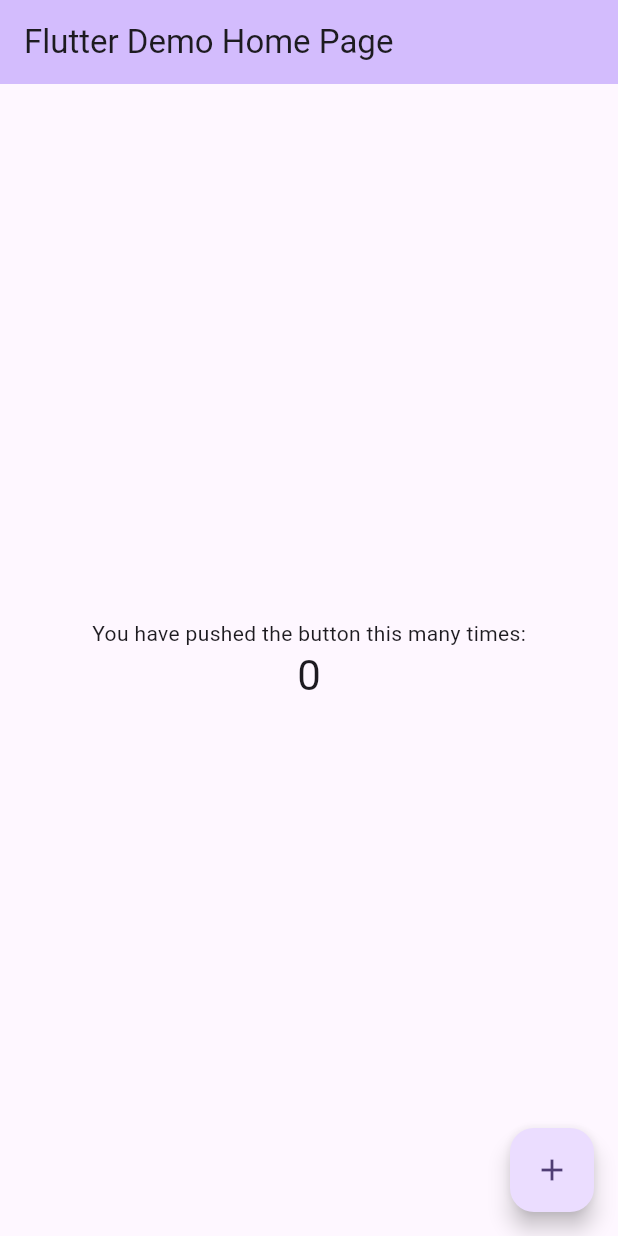
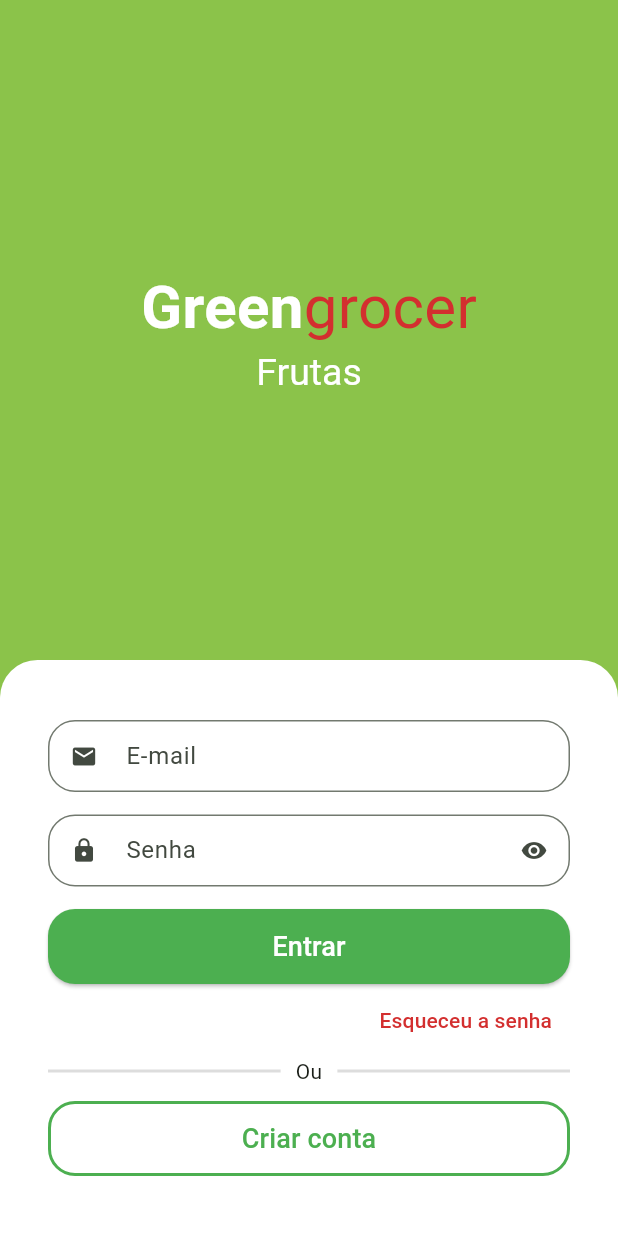
Before and after one commit to FelipeMonteiro013/App---Greengrocer, a Flutter app: the screen it shows after launch, on a phone screen of 412 x 824 dp. Run offline on Flutter 3.47's test engine with Material 3 defaults, Android fonts, the phone set to English and light mode, and no system bars; drawn by our look-alikes of animated_text_kit; missing offline and left inert: dart:ffi.

Commit message:
Flutter UI: Tela de login

```diff
--- a/lib/main.dart
+++ b/lib/main.dart
@@ -1,4 +1,5 @@
 import 'package:flutter/material.dart';
+import 'package:greengrocer/src/auth/sign_in_screen.dart';
 
 void main() {
   runApp(const MyApp());
@@ -13,113 +14,11 @@ class MyApp extends StatelessWidget {
     return MaterialApp(
       title: 'Flutter Demo',
       theme: ThemeData(
-        // This is the theme of your application.
-        //
-        // TRY THIS: Try running your application with "flutter run". You'll see
-        // the application has a purple toolbar. Then, without quitting the app,
-        // try changing the seedColor in the colorScheme below to Colors.green
-        // and then invoke "hot reload" (save your changes or press the "hot
-        // reload" button in a Flutter-supported IDE, or press "r" if you used
-        // the command line to start the app).
-        //
-        // Notice that the counter didn't reset back to zero; the application
-        // state is not lost during the reload. To reset the state, use hot
-        // restart instead.
-        //
-        // This works for code too, not just values: Most code changes can be
-        // tested with just a hot reload.
-        colorScheme: ColorScheme.fromSeed(seedColor: Colors.deepPurple),
+        colorScheme: ColorScheme.fromSeed(seedColor: Colors.green),
         useMaterial3: true,
       ),
-      home: const MyHomePage(title: 'Flutter Demo Home Page'),
+      debugShowCheckedModeBanner: false,
+      home: const SignInScreen(),
     );
   }
 }
-
-class MyHomePage extends StatefulWidget {
-  const MyHomePage({super.key, required this.title});
-
-  // This widget is the home page of your application. It is stateful, meaning
-  // that it has a State object (defined below) that contains fields that affect
-  // how it looks.
-
-  // This class is the configuration for the state. It holds the values (in this
-  // case the title) provided by the parent (in this case the App widget) and
-  // used by the build method of the State. Fields in a Widget subclass are
-  // always marked "final".
-
-  final String title;
-
-  @override
-  State<MyHomePage> createState() => _MyHomePageState();
-}
-
-class _MyHomePageState extends State<MyHomePage> {
-  int _counter = 0;
-
-  void _incrementCounter() {
-    setState(() {
-      // This call to setState tells the Flutter framework that something has
-      // changed in this State, which causes it to rerun the build method below
-      // so that the display can reflect the updated values. If we changed
-      // _counter without calling setState(), then the build method would not be
-      // called again, and so nothing would appear to happen.
-      _counter++;
-    });
-  }
-
-  @override
-  Widget build(BuildContext context) {
-    // This method is rerun every time setState is called, for instance as done
-    // by the _incrementCounter method above.
-    //
-    // The Flutter framework has been optimized to make rerunning build methods
-    // fast, so that you can just rebuild anything that needs updating rather
-    // than having to individually change instances of widgets.
-    return Scaffold(
-      appBar: AppBar(
-        // TRY THIS: Try changing the color here to a specific color (to
-        // Colors.amber, perhaps?) and trigger a hot reload to see the AppBar
-        // change color while the other colors stay the same.
-        backgroundColor: Theme.of(context).colorScheme.inversePrimary,
-        // Here we take the value from the MyHomePage object that was created by
-        // the App.build method, and use it to set our appbar title.
-        title: Text(widget.title),
-      ),
-      body: Center(
-        // Center is a layout widget. It takes a single child and positions it
-        // in the middle of the parent.
-        child: Column(
-          // Column is also a layout widget. It takes a list of children and
-          // arranges them vertically. By default, it sizes itself to fit its
-          // children horizontally, and tries to be as tall as its parent.
-          //
-          // Column has various properties to control how it sizes itself and
-          // how it positions its children. Here we use mainAxisAlignment to
-          // center the children vertically; the main axis here is the vertical
-          // axis because Columns are vertical (the cross axis would be
-          // horizontal).
-          //
-          // TRY THIS: Invoke "debug painting" (choose the "Toggle Debug Paint"
-          // action in the IDE, or press "p" in the console), to see the
-          // wireframe for each widget.
-          mainAxisAlignment: MainAxisAlignment.center,
-          children: <Widget>[
-            const Text(
-              'You have pushed the button this many times:',
-            ),
-            Text(
-              '$_counter',
-              style: Theme.of(context).textTheme.headlineMedium,
-            ),
-          ],
-        ),
-      ),
-      floatingActionButton: FloatingActionButton(
-        onPressed: _incrementCounter,
-        tooltip: 'Increment',
-        child: const Icon(Icons.add),
-      ), // This trailing comma makes auto-formatting nicer for build methods.
-    );
-  }
-}
--- /dev/null
+++ b/lib/src/auth/components/Custom_text_field.dart
@@ -0,0 +1,57 @@
+import 'dart:ffi';
+
+import 'package:flutter/material.dart';
+
+class CustomTextField extends StatefulWidget {
+  final IconData icon;
+  final String label;
+  final bool isSecret;
+
+  const CustomTextField({
+    super.key,
+    required this.icon,
+    required this.label,
+    this.isSecret = false,
+  });
+
+  @override
+  State<CustomTextField> createState() => _CustomTextFieldState();
+}
+
+class _CustomTextFieldState extends State<CustomTextField> {
+  bool isObscure = false;
+
+  @override
+  void initState() {
+    super.initState();
+    isObscure = widget.isSecret;
+  }
+
+  @override
+  Widget build(BuildContext context) {
+    return Padding(
+      padding: const EdgeInsets.only(bottom: 15),
+      child: TextFormField(
+        obscureText: isObscure,
+        decoration: InputDecoration(
+          suffixIcon: widget.isSecret
+              ? IconButton(
+                  onPressed: () {
+                    setState(() {
+                      isObscure = !isObscure;
+                    });
+                  },
+                  icon:
+                      Icon(isObscure ? Icons.visibility : Icons.visibility_off))
+              : null,
+          prefixIcon: Icon(widget.icon),
+          labelText: widget.label,
+          isDense: true,
+          border: OutlineInputBorder(
+            borderRadius: BorderRadius.circular(18),
+          ),
+        ),
+      ),
+    );
+  }
+}
--- /dev/null
+++ b/lib/src/auth/config/custom_colors.dart
@@ -0,0 +1,21 @@
+import 'package:flutter/material.dart';
+
+Map<int, Color> _swatchOpacity = {
+  50: const Color.fromRGBO(139, 195, 74, 0.1),
+  100: const Color.fromRGBO(139, 195, 74, 0.2),
+  200: const Color.fromRGBO(139, 195, 74, 0.3),
+  300: const Color.fromRGBO(139, 195, 74, 0.4),
+  400: const Color.fromRGBO(139, 195, 74, 0.5),
+  500: const Color.fromRGBO(139, 195, 74, 0.6),
+  600: const Color.fromRGBO(139, 195, 74, 0.7),
+  700: const Color.fromRGBO(139, 195, 74, 0.8),
+  800: const Color.fromRGBO(139, 195, 74, 0.9),
+  900: const Color.fromRGBO(139, 195, 74, 1.0),
+};
+
+abstract class CustomColors {
+  static Color customContrastColor = Colors.red.shade700;
+
+  static MaterialColor customSwatchColor =
+      MaterialColor(0xFF8BC34A, _swatchOpacity);
+}
--- /dev/null
+++ b/lib/src/auth/sign_in_screen.dart
@@ -0,0 +1,170 @@
+import 'package:animated_text_kit/animated_text_kit.dart';
+import 'package:flutter/material.dart';
+import 'package:greengrocer/src/auth/components/Custom_text_field.dart';
+import 'package:greengrocer/src/auth/config/custom_colors.dart';
+
+class SignInScreen extends StatelessWidget {
+  const SignInScreen({super.key});
+
+  @override
+  Widget build(BuildContext context) {
+    final size = MediaQuery.of(context).size;
+
+    return Scaffold(
+      backgroundColor: CustomColors.customSwatchColor,
+      body: SingleChildScrollView(
+        child: SizedBox(
+          width: size.width,
+          height: size.height,
+          child: Column(children: [
+            Expanded(
+                child: Column(
+              mainAxisAlignment: MainAxisAlignment.center,
+              children: [
+                // Nome do app
+                Text.rich(
+                  TextSpan(
+                      style: const TextStyle(
+                        fontSize: 40,
+                      ),
+                      children: [
+                        const TextSpan(
+                          text: "Green",
+                          style: TextStyle(
+                            color: Colors.white,
+                            fontWeight: FontWeight.bold,
+                          ),
+                        ),
+                        TextSpan(
+                          text: "grocer",
+                          style: TextStyle(
+                              color: CustomColors.customContrastColor),
+                        ),
+                      ]),
+                ),
+
+                // Categorias
+                SizedBox(
+                  height: 30,
+                  child: DefaultTextStyle(
+                    style: const TextStyle(fontSize: 25),
+                    child: AnimatedTextKit(
+                      pause: Duration.zero,
+                      repeatForever: true,
+                      animatedTexts: [
+                        FadeAnimatedText("Frutas"),
+                        FadeAnimatedText("Verduras"),
+                        FadeAnimatedText("Legumes"),
+                        FadeAnimatedText("Carnes"),
+                        FadeAnimatedText("Cereais"),
+                        FadeAnimatedText("Laticinios"),
+                      ],
+                    ),
+                  ),
+                ),
+              ],
+            )),
+
+            // Formulario
+            Container(
+              padding: const EdgeInsets.symmetric(horizontal: 32, vertical: 40),
+              decoration: const BoxDecoration(
+                color: Colors.white,
+                borderRadius: BorderRadius.vertical(
+                  top: Radius.circular(25),
+                ),
+              ),
+              child: Column(
+                crossAxisAlignment: CrossAxisAlignment.stretch,
+                children: [
+                  //E-mail
+                  const CustomTextField(
+                    icon: Icons.email,
+                    label: "E-mail",
+                  ),
+
+                  //Senha
+                  const CustomTextField(
+                    icon: Icons.lock,
+                    label: "Senha",
+                    isSecret: true,
+                  ),
+
+                  //Botão de entrar
+                  SizedBox(
+                    height: 50,
+                    child: ElevatedButton(
+                      style: ElevatedButton.styleFrom(
+                        foregroundColor: Colors.white,
+                        backgroundColor: Colors.green,
+                        shape: RoundedRectangleBorder(
+                          borderRadius: BorderRadius.circular(18),
+                        ),
+                      ),
+                      onPressed: () {},
+                      child: const Text(
+                        "Entrar",
+                        style: TextStyle(fontSize: 18),
+                      ),
+                    ),
+                  ),
+
+                  //Esqueceu a senha
+                  Align(
+                    alignment: Alignment.centerRight,
+                    child: TextButton(
+                      onPressed: () {},
+                      child: Text(
+                        "Esqueceu a senha",
+                        style:
+                            TextStyle(color: CustomColors.customContrastColor),
+                      ),
+                    ),
+                  ),
+
+                  // Divisor
+                  Padding(
+                    padding: const EdgeInsets.only(bottom: 10),
+                    child: Row(children: [
+                      Expanded(
+                        child: Divider(
+                            color: Colors.grey.withAlpha(90), thickness: 2),
+                      ),
+                      const Padding(
+                        padding: EdgeInsets.symmetric(horizontal: 10),
+                        child: Text("Ou"),
+                      ),
+                      Expanded(
+                        child: Divider(
+                            color: Colors.grey.withAlpha(90), thickness: 2),
+                      ),
+                    ]),
+                  ),
+
+                  //Botão de criar conta
+                  SizedBox(
+                    height: 50,
+                    child: OutlinedButton(
+                      onPressed: () {},
+                      style: OutlinedButton.styleFrom(
+                        foregroundColor: Colors.green,
+                        shape: RoundedRectangleBorder(
+                          borderRadius: BorderRadius.circular(18),
+                        ),
+                        side: const BorderSide(width: 2, color: Colors.green),
+                      ),
+                      child: const Text(
+                        "Criar conta",
+                        style: TextStyle(fontSize: 18),
+                      ),
+                    ),
+                  ),
+                ],
+              ),
+            )
+          ]),
+        ),
+      ),
+    );
+  }
+}
--- a/pubspec.yaml
+++ b/pubspec.yaml
@@ -35,6 +35,7 @@ dependencies:
   # The following adds the Cupertino Icons font to your application.
   # Use with the CupertinoIcons class for iOS style icons.
   cupertino_icons: ^1.0.2
+  animated_text_kit: ^4.2.2
 
 dev_dependencies:
   flutter_test:
```
Also changed, not shown: pubspec.lock.
